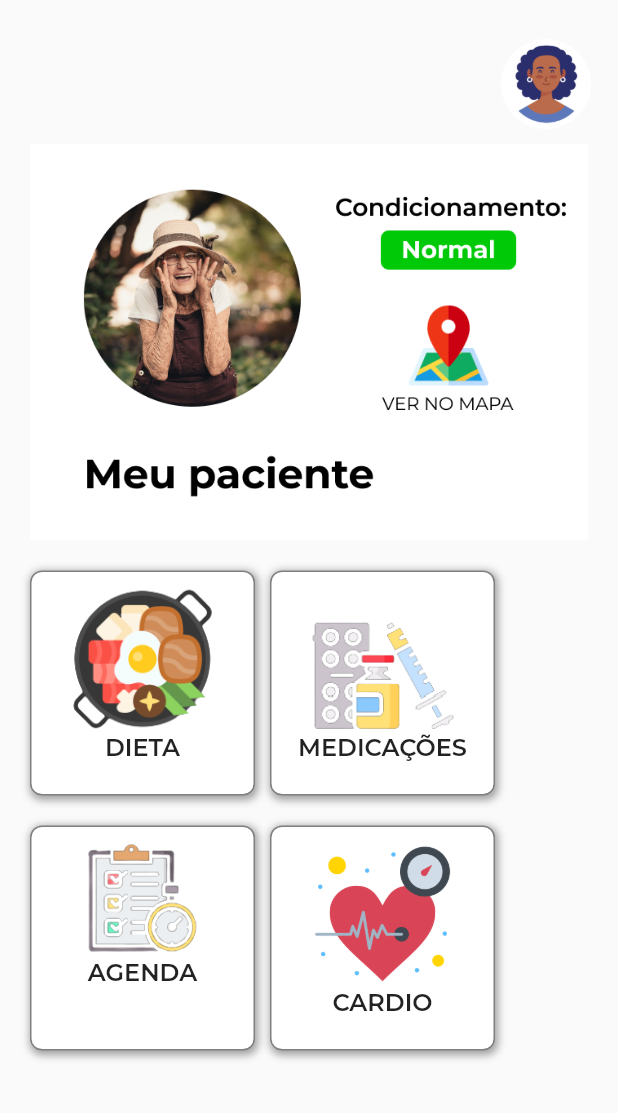
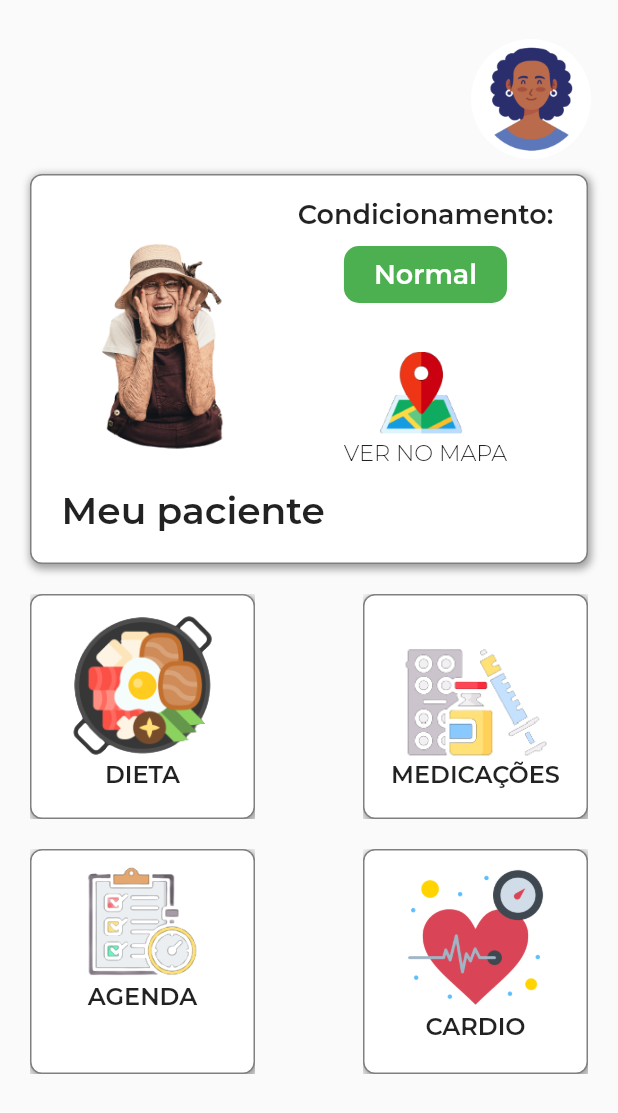
Before and after one commit to pcalmeidaa/take_care, a Flutter app: the TelaPrincipal screen opened by its route, on a phone screen of 412 x 824 dp. Shown: the top 1113 px of the screen. Run offline on Flutter 3.47's test engine with Material 2 defaults, Android fonts, the light colour scheme and no system bars; our stand-ins replace font_awesome_flutter, gap, google_fonts, mask_text_input_formatter; project files that could hold a hidden picture were left out.

Commit message:
Finalização tela principal

```diff
--- a/lib/view/tela_principal.dart
+++ b/lib/view/tela_principal.dart
@@ -1,6 +1,7 @@
 import 'package:flutter/material.dart';
 import 'package:flutter/src/widgets/container.dart';
 import 'package:flutter/src/widgets/framework.dart';
+import 'package:gap/gap.dart';
 
 class TelaPrincipal extends StatefulWidget {
   const TelaPrincipal({super.key});
@@ -29,35 +30,145 @@ class _TelaPrincipalState extends State<TelaPrincipal> {
                     child: Container(
                       alignment: Alignment.topRight,
                       child: CircleAvatar(
-                        radius: 30,
+                        radius: 40,
                         backgroundColor: Colors.white,
                         child: Image.asset("assets/images/registro.png"),
                       ),
                     ),
                   ),
-
-                  Container(
-                    margin: EdgeInsets.all(10),
-                    child: Image.asset('assets/images/meuPaciente.png'),
-                  ),
-
-                  // Column(
-                  //   children: [
-                  //     Container(
-                  //       margin: EdgeInsets.all(10),
-                  //       child: Image.asset('assets/images/paciente.png')
-
-                  //     ),
-                  //   ],
-                  // ),
-
-                  Column(
-                    children: [
-                      Row(
-                        children: [
                   Padding(
                     padding: const EdgeInsets.all(10),
                     child: Container(
+                      decoration: BoxDecoration(
+                          color: Colors.white,
+                          border: Border.all(color: const Color(0xFF808080)),
+                          borderRadius: BorderRadius.circular(8),
+                          // ignore: prefer_const_literals_to_create_immutables
+                          boxShadow: [
+                            const BoxShadow(
+                              color: Colors.grey,
+                              offset: Offset(1.0, 2.0),
+                              blurRadius: 4.0,
+                              spreadRadius: 1.0,
+                            ),
+                          ]),
+                      child: Padding(
+                        padding: const EdgeInsets.all(10),
+                        child: Column(
+                          children: [
+                            Padding(
+                              padding: const EdgeInsets.all(5),
+                              child: Row(
+                                children: [
+                                  CircleAvatar(
+                                    radius: 80,
+                                    backgroundColor: Colors.white,
+                                    child: Image.asset(
+                                        "assets/images/paciente.png"),
+                                  ),
+                                  Column(
+                                    mainAxisAlignment:
+                                        MainAxisAlignment.spaceBetween,
+                                    crossAxisAlignment:
+                                        CrossAxisAlignment.center,
+                                    children: [
+                                      const Text(
+                                        'Condicionamento: ',
+                                        textAlign: TextAlign.center,
+                                        style: TextStyle(
+                                          //backgroundColor: Colors.white,
+                                          fontSize: 18,
+                                          fontWeight: FontWeight.w600,
+                                          fontFamily: 'Montserrat',
+                                        ),
+                                      ),
+                                      Padding(
+                                        padding: const EdgeInsets.all(10),
+                                        child: Container(
+                                          decoration: BoxDecoration(
+                                            color: Colors.green,
+                                            borderRadius:
+                                                BorderRadius.circular(10),
+                                          ),
+                                          child: const SizedBox(
+                                            child: Padding(
+                                              padding: EdgeInsets.symmetric(
+                                                  vertical: 8, horizontal: 20),
+                                              child: Text(
+                                                'Normal',
+                                                textAlign: TextAlign.center,
+                                                style: TextStyle(
+                                                  color: Colors.white,
+                                                  fontSize: 18,
+                                                  fontWeight: FontWeight.w600,
+                                                  fontFamily: 'Montserrat',
+                                                ),
+                                              ),
+                                            ),
+                                          ),
+                                        ),
+                                      ),
+                                      const Gap(20),
+                                      Container(
+                                        alignment: Alignment.topRight,
+                                        child: CircleAvatar(
+                                          radius: 30,
+                                          backgroundColor: Colors.white,
+                                          child: Image.asset(
+                                              "assets/images/mapa.png"),
+                                        ),
+                                      ),
+                                      const Text(
+                                        'VER NO MAPA',
+                                        textAlign: TextAlign.center,
+                                        style: TextStyle(
+                                          //backgroundColor: Colors.white,
+                                          fontSize: 15,
+                                          fontWeight: FontWeight.w300,
+                                          fontFamily: 'Montserrat',
+                                        ),
+                                      ),
+                                    ],
+                                  ),
+                                ],
+                              ),
+                            ),
+                            Padding(
+                              padding: const EdgeInsets.all(10),
+                              child: Row(
+                                // ignore: prefer_const_literals_to_create_immutables
+                                children: [
+                                  const Text(
+                                    'Meu paciente',
+                                    textAlign: TextAlign.center,
+                                    style: TextStyle(
+                                      //backgroundColor: Colors.white,
+                                      fontSize: 25,
+                                      fontWeight: FontWeight.w600,
+                                      fontFamily: 'Montserrat',
+                                    ),
+                                  ),
+                                ],
+                              ),
+                            ),
+                          ],
+                        ),
+                      ),
+                    ),
+                  ),
+                  Padding(
+                    padding: const EdgeInsets.all(10),
+                    child: Column(
+                      children: [
+                        Row(
+                          mainAxisAlignment: MainAxisAlignment.spaceBetween,
+                          children: [
+                            Material(
+                              borderRadius: BorderRadius.circular(8),
+                              child: InkWell(
+                                splashColor: Colors.grey,
+                                onTap: () {},
+                                child: Ink(
                                   height: 150,
                                   width: 150,
                                   decoration: BoxDecoration(
@@ -74,7 +185,8 @@ class _TelaPrincipalState extends State<TelaPrincipal> {
                                           spreadRadius: 1.0,
                                         ),
                                       ]),
-                              padding: const EdgeInsets.all(8),
+                                  child: Padding(
+                                    padding: const EdgeInsets.all(10),
                                     child: Column(
                                       children: [
                                         Image.asset(
@@ -98,13 +210,20 @@ class _TelaPrincipalState extends State<TelaPrincipal> {
                                     ),
                                   ),
                                 ),
-                          Container(
+                              ),
+                            ),
+                            Material(
+                              borderRadius: BorderRadius.circular(8),
+                              child: InkWell(
+                                splashColor: Colors.grey,
+                                onTap: () {},
+                                child: Ink(
                                   height: 150,
                                   width: 150,
                                   decoration: BoxDecoration(
                                       color: Colors.white,
-                                border:
-                                    Border.all(color: const Color(0xFF808080)),
+                                      border: Border.all(
+                                          color: const Color(0xFF808080)),
                                       borderRadius: BorderRadius.circular(8),
                                       // ignore: prefer_const_literals_to_create_immutables
                                       boxShadow: [
@@ -115,7 +234,8 @@ class _TelaPrincipalState extends State<TelaPrincipal> {
                                           spreadRadius: 1.0,
                                         ),
                                       ]),
-                            padding: const EdgeInsets.all(8),
+                                  child: Padding(
+                                    padding: const EdgeInsets.all(10),
                                     child: Column(
                                       children: [
                                         Image.asset(
@@ -138,13 +258,23 @@ class _TelaPrincipalState extends State<TelaPrincipal> {
                                       ],
                                     ),
                                   ),
+                                ),
+                              ),
+                            ),
                           ],
                         ),
+                        const SizedBox(
+                          height: 20,
+                        ),
                         Row(
+                          mainAxisAlignment: MainAxisAlignment.spaceBetween,
                           children: [
-                          Padding(
-                            padding: const EdgeInsets.all(10),
-                            child: Container(
+                            Material(
+                              borderRadius: BorderRadius.circular(8),
+                              child: InkWell(
+                                splashColor: Colors.grey,
+                                onTap: () {},
+                                child: Ink(
                                   height: 150,
                                   width: 150,
                                   decoration: BoxDecoration(
@@ -185,13 +315,19 @@ class _TelaPrincipalState extends State<TelaPrincipal> {
                                   ),
                                 ),
                               ),
-                          Container(
+                            ),
+                            Material(
+                              borderRadius: BorderRadius.circular(8),
+                              child: InkWell(
+                                splashColor: Colors.grey,
+                                onTap: () {},
+                                child: Ink(
                                   height: 150,
                                   width: 150,
                                   decoration: BoxDecoration(
                                       color: Colors.white,
-                                border:
-                                    Border.all(color: const Color(0xFF808080)),
+                                      border: Border.all(
+                                          color: const Color(0xFF808080)),
                                       borderRadius: BorderRadius.circular(8),
                                       // ignore: prefer_const_literals_to_create_immutables
                                       boxShadow: [
@@ -225,143 +361,13 @@ class _TelaPrincipalState extends State<TelaPrincipal> {
                                     ],
                                   ),
                                 ),
+                              ),
+                            ),
                           ],
                         ),
                       ],
                     ),
-
-                  // Center(
-                  //   child: Padding(
-                  //     padding: const EdgeInsets.all(10),
-                  //     child: Row(children: [
-                  //       Ink(
-                  //         decoration: BoxDecoration(
-                  //           color: Colors.grey.shade200,
-                  //           border: Border.all(color: Colors.black),
-                  //         ),
-                  //         child: Column(
-                  //           children: [
-                  //             Container(
-                  //               margin: EdgeInsets.all(10),
-                  //               child: Image.asset(
-                  //                 'assets/images/dieta.png',
-                  //                 width: 100,
-                  //                 height: 100,
-                  //               ),
-                  //             ),
-                  //             SizedBox(
-                  //               child: const Text(
-                  //                 'DIETA',
-                  //                 textAlign: TextAlign.center,
-                  //                 style: TextStyle(
-                  //                   //backgroundColor: Colors.white,
-                  //                   fontSize: 20,
-                  //                   fontWeight: FontWeight.w600,
-                  //                   fontFamily: 'Montserrat',
-                  //                 ),
-                  //               ),
-                  //             )
-                  //           ],
-                  //         ),
-                  //       ),
-                  //       Ink(
-                  //         decoration: BoxDecoration(
-                  //           color: Colors.grey.shade200,
-                  //           border: Border.all(color: Colors.black),
-                  //         ),
-                  //         child: Column(
-                  //           children: [
-                  //             Container(
-                  //               margin: EdgeInsets.all(10),
-                  //               child:
-                  //                   Image.asset('assets/images/medicacoes.png'),
-                  //               width: 100,
-                  //               height: 100,
-                  //             ),
-                  // SizedBox(
-                  //   child: const Text(
-                  //     'MEDICAÇÕES',
-                  //     textAlign: TextAlign.center,
-                  //     style: TextStyle(
-                  //       //backgroundColor: Colors.white,
-                  //       fontSize: 20,
-                  //       fontWeight: FontWeight.w600,
-                  //       fontFamily: 'Montserrat',
-                  //     ),
-                  //   ),
-                  // )
-                  //           ],
-                  //         ),
-                  //       ),
-                  //     ], mainAxisAlignment: MainAxisAlignment.spaceBetween),
-                  //   ),
-                  // ),
-                  // Center(
-                  //   child: Padding(
-                  //     padding: const EdgeInsets.all(10),
-                  //     child: Row(children: [
-                  //       Ink(
-                  //         decoration: BoxDecoration(
-                  //           color: Colors.grey.shade200,
-                  //           border: Border.all(color: Colors.black),
-                  //         ),
-                  //         child: Column(
-                  //           children: [
-                  //             Container(
-                  //               margin: EdgeInsets.all(10),
-                  //               child: Image.asset(
-                  //                 'assets/images/agenda.png',
-                  //                 width: 100,
-                  //                 height: 100,
-                  //               ),
-                  //             ),
-                  //             SizedBox(
-                  //               child: const Text(
-                  //                 'AGENDA',
-                  //                 textAlign: TextAlign.center,
-                  //                 style: TextStyle(
-                  //                   backgroundColor: Colors.white,
-                  //                   fontSize: 20,
-                  //                   fontWeight: FontWeight.w600,
-                  //                   fontFamily: 'Montserrat',
-                  //                 ),
-                  //               ),
-                  //             )
-                  //           ],
-                  //         ),
-                  //       ),
-                  //       Ink(
-                  //         decoration: BoxDecoration(
-                  //           color: Colors.grey.shade200,
-                  //           border: Border.all(color: Colors.black),
-                  //         ),
-                  //         child: Column(
-                  //           children: [
-                  //             Container(
-                  //               margin: EdgeInsets.all(10),
-                  //               child: Image.asset(
-                  //                   'assets/images/batimentoscardiacos.png'),
-                  //               width: 100,
-                  //               height: 100,
-                  //             ),
-                  //             SizedBox(
-                  //               child: const Text(
-                  //                 'CARDIO',
-                  //                 textAlign: TextAlign.center,
-                  //                 style: TextStyle(
-                  //                   //backgroundColor: Colors.white,
-                  //                   fontSize: 20,
-                  //                   fontWeight: FontWeight.w600,
-                  //                   fontFamily: 'Montserrat',
-                  //                 ),
-                  //               ),
-                  //             )
-                  //           ],
-                  //         ),
-                  //       ),
-                  //     ], mainAxisAlignment: MainAxisAlignment.spaceBetween),
-                  //   ),
-                  // ),
+                  ),
                 ],
               ),
             ),
--- a/lib/view/tela_registro.dart
+++ b/lib/view/tela_registro.dart
@@ -21,8 +21,13 @@ class _TelaRegistroState extends State<TelaRegistro> {
 
   Widget fieldName() {
     return TextFormField(
-      decoration:
-          InputDecoration(border: OutlineInputBorder(), labelText: 'Nome:'),
+      decoration: InputDecoration(
+        border: OutlineInputBorder(),
+        labelText: 'Nome:',
+        fillColor: Colors.grey.shade300,
+        filled: true,
+        prefixIcon: Icon(Icons.person),
+      ),
     );
   }
 
--- a/pubspec.yaml
+++ b/pubspec.yaml
@@ -34,6 +34,7 @@ dependencies:
   font_awesome_flutter: ^10.2.1
   flat_icons_flutter: ^1.0.2
   mask_text_input_formatter: ^2.4.0
+  gap: ^2.0.0
 
 
   # The following adds the Cupertino Icons font to your application.
@@ -78,6 +79,7 @@ flutter:
     - assets/images/agenda.png
     - assets/images/batimentoscardiacos.png
     - assets/images/paciente.png
+    - assets/images/mapa.png
 
 
 
```
Also changed, not shown: assets/images/mapa.png (added), pubspec.lock. Lines whose indentation alone changed are shown as unchanged.
